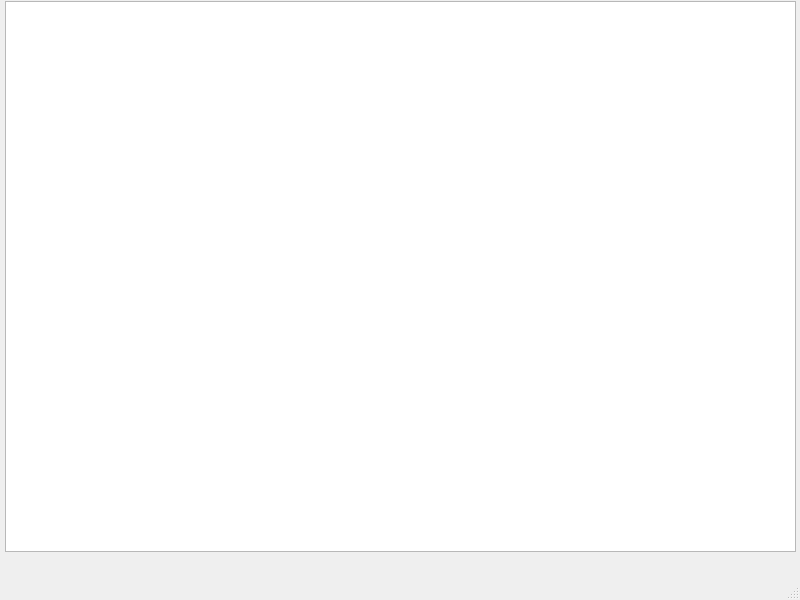
Before: the Qt Designer form QT/DynamicInteractionGraph/dynamicinteractiongraph.ui in reloonfire/multiset_h, drawn with Qt 5.
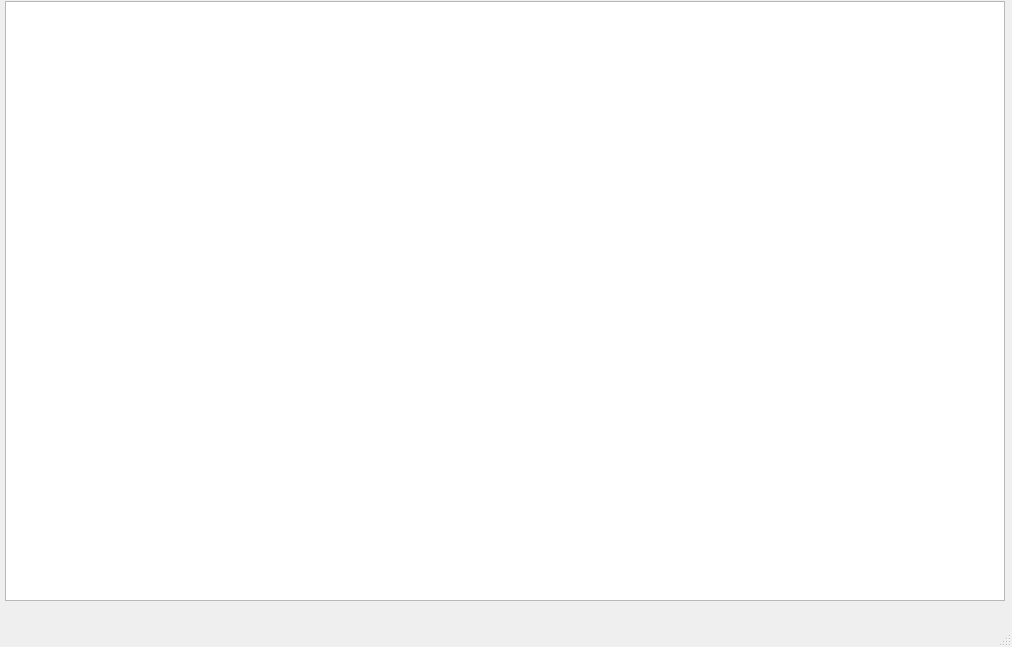
After: the same form once the commit is applied.

```diff
--- a/QT/DynamicInteractionGraph/dynamicinteractiongraph.ui
+++ b/QT/DynamicInteractionGraph/dynamicinteractiongraph.ui
@@ -6,8 +6,8 @@
    <rect>
     <x>0</x>
     <y>0</y>
-    <width>800</width>
-    <height>600</height>
+    <width>1012</width>
+    <height>647</height>
    </rect>
   </property>
   <property name="windowTitle">
@@ -19,8 +19,8 @@
      <rect>
       <x>5</x>
       <y>1</y>
-      <width>791</width>
-      <height>551</height>
+      <width>1000</width>
+      <height>600</height>
      </rect>
     </property>
    </widget>
```
Left out of the diff: 7 changed lines with no effect on the pictures.
